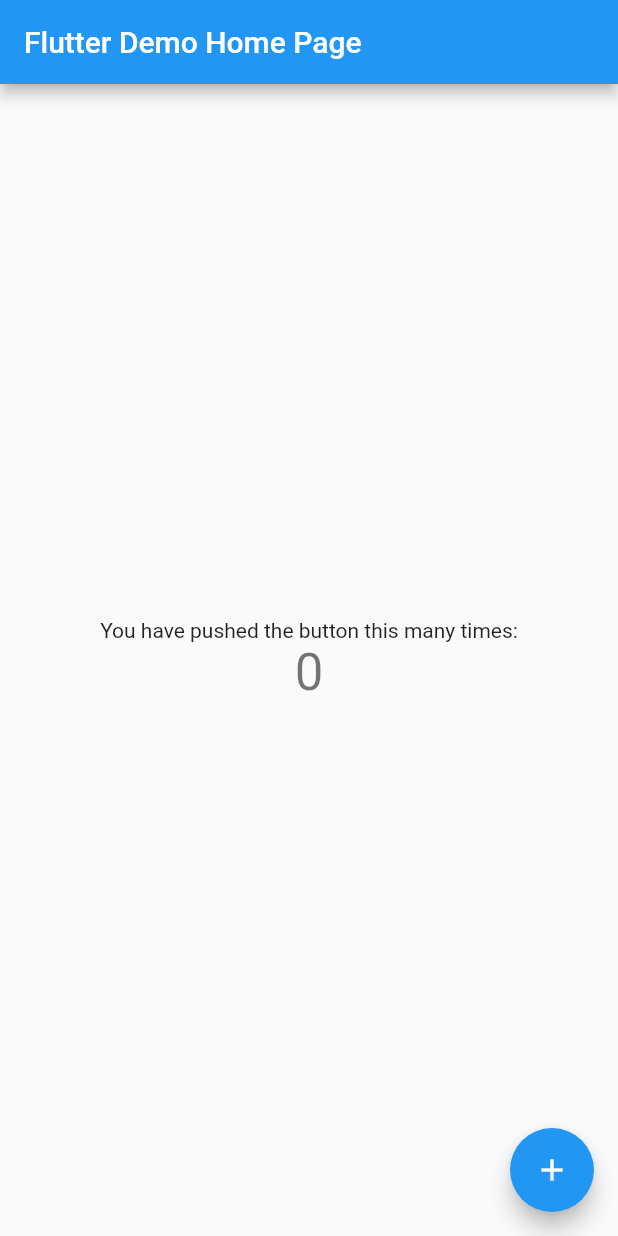
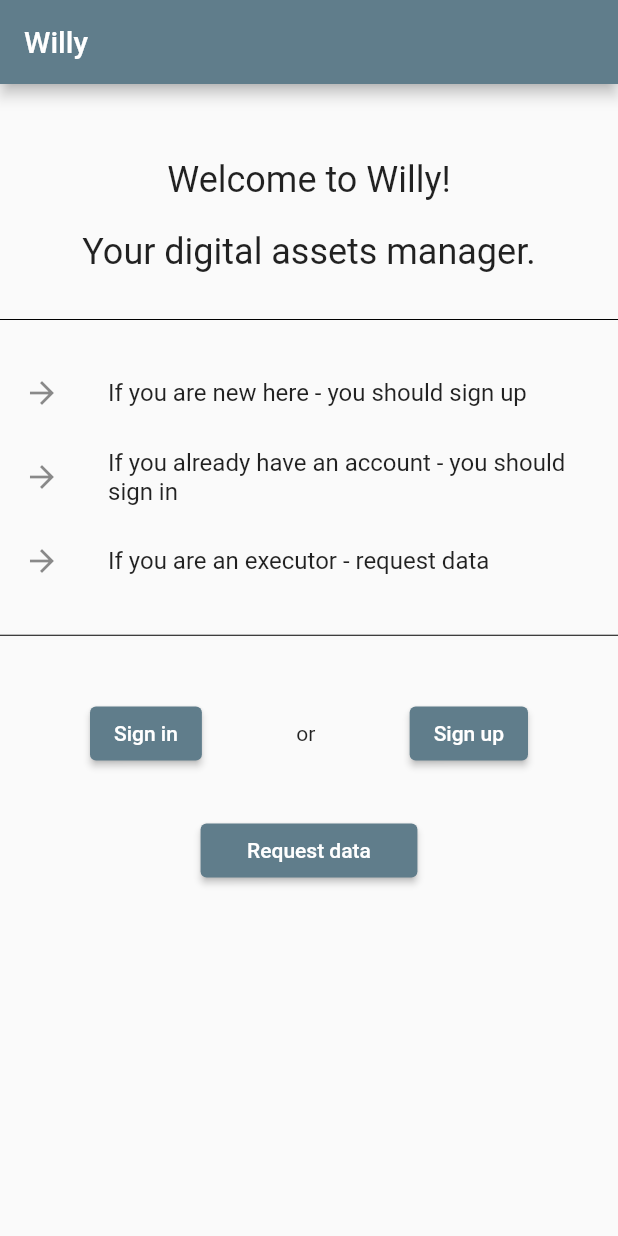
Before and after one commit to gorast-angelovski/willy, a Flutter app: the screen it shows after launch, on a phone screen of 412 x 824 dp. Run offline on Flutter 3.47's test engine with Material 2 defaults, Android fonts, the phone set to English and light mode, and no system bars.

Commit message:
Added home page and request data page

```diff
--- /dev/null
+++ b/lib/home_page.dart
@@ -0,0 +1,60 @@
+import 'package:flutter/material.dart';
+
+class MyHomePage extends StatefulWidget {
+  const MyHomePage({Key? key, required this.title}) : super(key: key);
+
+  // This widget is the home page of your application. It is stateful, meaning
+  // that it has a State object (defined below) that contains fields that affect
+  // how it looks.
+
+  // This class is the configuration for the state. It holds the values (in this
+  // case the title) provided by the parent (in this case the App widget) and
+  // used by the build method of the State. Fields in a Widget subclass are
+  // always marked "final".
+
+  final String title;
+
+  @override
+  State<MyHomePage> createState() => _MyHomePageState();
+}
+
+class _MyHomePageState extends State<MyHomePage> {
+
+  @override
+  Widget build(BuildContext context) {
+    return Scaffold(
+      appBar: AppBar(
+        title: Text(widget.title),
+      ),
+      body: Center(
+        child: Column(
+          children: <Widget>[
+            Padding( padding: const EdgeInsets.only(top: 50,bottom: 20),
+              child: Text(
+                'Welcome to Willy!',
+                style: Theme.of(context).textTheme.headline5,
+              ),),
+            Text('Your digital assets manager.', style: Theme.of(context).textTheme.headline5,),
+            const Padding(padding: EdgeInsets.only(top:30),child:Divider(color: Colors.black, height: 2,)),
+            Padding(padding: const EdgeInsets.fromLTRB(0,20,5,0), child: Column(children:
+            const [ListTile(leading: Icon(Icons.arrow_forward),title: Text("If you are new here - you should sign up",)),
+              ListTile(leading: Icon(Icons.arrow_forward),title: Text("If you already have an account - you should sign in",),),
+              ListTile(leading: Icon(Icons.arrow_forward),title: Text("If you are an executor - request data",),)
+            ])),
+            const Padding(padding: EdgeInsets.only(top:20),child:Divider(color: Colors.black, height: 3,)),
+            Padding(padding: const EdgeInsets.only(top:40,left: 60,right: 60),
+                child: Center(
+                    child: Row( mainAxisAlignment: MainAxisAlignment.spaceBetween,
+                      children: [ Column(children:
+                      [ElevatedButton(onPressed:() {return;}, child: const Text("Sign in")),],),
+                        Column(children: const [Text("or")]),
+                        Column(children: [ElevatedButton(onPressed:() {return;}, child: const Text("Sign up"))],)],) )),
+            Padding(padding: EdgeInsets.only(left:5,right: 5,top:30),
+              child: ElevatedButton(onPressed: () {return;},child: const Padding(padding: EdgeInsets.only(left:15,right:15), child: Text("Request data") )),)
+          ],
+        ),
+      ),
+      // This trailing comma makes auto-formatting nicer for build methods.
+    );
+  }
+}
--- a/lib/main.dart
+++ b/lib/main.dart
@@ -1,4 +1,5 @@
 import 'package:flutter/material.dart';
+import 'home_page.dart';
 
 void main() {
   runApp(const MyApp());
@@ -11,7 +12,7 @@ class MyApp extends StatelessWidget {
   @override
   Widget build(BuildContext context) {
     return MaterialApp(
-      title: 'Flutter Demo',
+      title: 'Willy',
       theme: ThemeData(
         // This is the theme of your application.
         //
@@ -22,94 +23,9 @@ class MyApp extends StatelessWidget {
         // or simply save your changes to "hot reload" in a Flutter IDE).
         // Notice that the counter didn't reset back to zero; the application
         // is not restarted.
-        primarySwatch: Colors.blue,
+        primarySwatch: Colors.blueGrey,
       ),
-      home: const MyHomePage(title: 'Flutter Demo Home Page'),
+      home: const MyHomePage(title: 'Willy'),
     );
   }
 }
-
-class MyHomePage extends StatefulWidget {
-  const MyHomePage({Key? key, required this.title}) : super(key: key);
-
-  // This widget is the home page of your application. It is stateful, meaning
-  // that it has a State object (defined below) that contains fields that affect
-  // how it looks.
-
-  // This class is the configuration for the state. It holds the values (in this
-  // case the title) provided by the parent (in this case the App widget) and
-  // used by the build method of the State. Fields in a Widget subclass are
-  // always marked "final".
-
-  final String title;
-
-  @override
-  State<MyHomePage> createState() => _MyHomePageState();
-}
-
-class _MyHomePageState extends State<MyHomePage> {
-  int _counter = 0;
-
-  void _incrementCounter() {
-    setState(() {
-      // This call to setState tells the Flutter framework that something has
-      // changed in this State, which causes it to rerun the build method below
-      // so that the display can reflect the updated values. If we changed
-      // _counter without calling setState(), then the build method would not be
-      // called again, and so nothing would appear to happen.
-      _counter++;
-    });
-  }
-
-  @override
-  Widget build(BuildContext context) {
-    // This method is rerun every time setState is called, for instance as done
-    // by the _incrementCounter method above.
-    //
-    // The Flutter framework has been optimized to make rerunning build methods
-    // fast, so that you can just rebuild anything that needs updating rather
-    // than having to individually change instances of widgets.
-    return Scaffold(
-      appBar: AppBar(
-        // Here we take the value from the MyHomePage object that was created by
-        // the App.build method, and use it to set our appbar title.
-        title: Text(widget.title),
-      ),
-      body: Center(
-        // Center is a layout widget. It takes a single child and positions it
-        // in the middle of the parent.
-        child: Column(
-          // Column is also a layout widget. It takes a list of children and
-          // arranges them vertically. By default, it sizes itself to fit its
-          // children horizontally, and tries to be as tall as its parent.
-          //
-          // Invoke "debug painting" (press "p" in the console, choose the
-          // "Toggle Debug Paint" action from the Flutter Inspector in Android
-          // Studio, or the "Toggle Debug Paint" command in Visual Studio Code)
-          // to see the wireframe for each widget.
-          //
-          // Column has various properties to control how it sizes itself and
-          // how it positions its children. Here we use mainAxisAlignment to
-          // center the children vertically; the main axis here is the vertical
-          // axis because Columns are vertical (the cross axis would be
-          // horizontal).
-          mainAxisAlignment: MainAxisAlignment.center,
-          children: <Widget>[
-            const Text(
-              'You have pushed the button this many times:',
-            ),
-            Text(
-              '$_counter',
-              style: Theme.of(context).textTheme.headline4,
-            ),
-          ],
-        ),
-      ),
-      floatingActionButton: FloatingActionButton(
-        onPressed: _incrementCounter,
-        tooltip: 'Increment',
-        child: const Icon(Icons.add),
-      ), // This trailing comma makes auto-formatting nicer for build methods.
-    );
-  }
-}
```
Also changed, not shown: lib/request_data_page.dart (added, +32 -0 lines).
